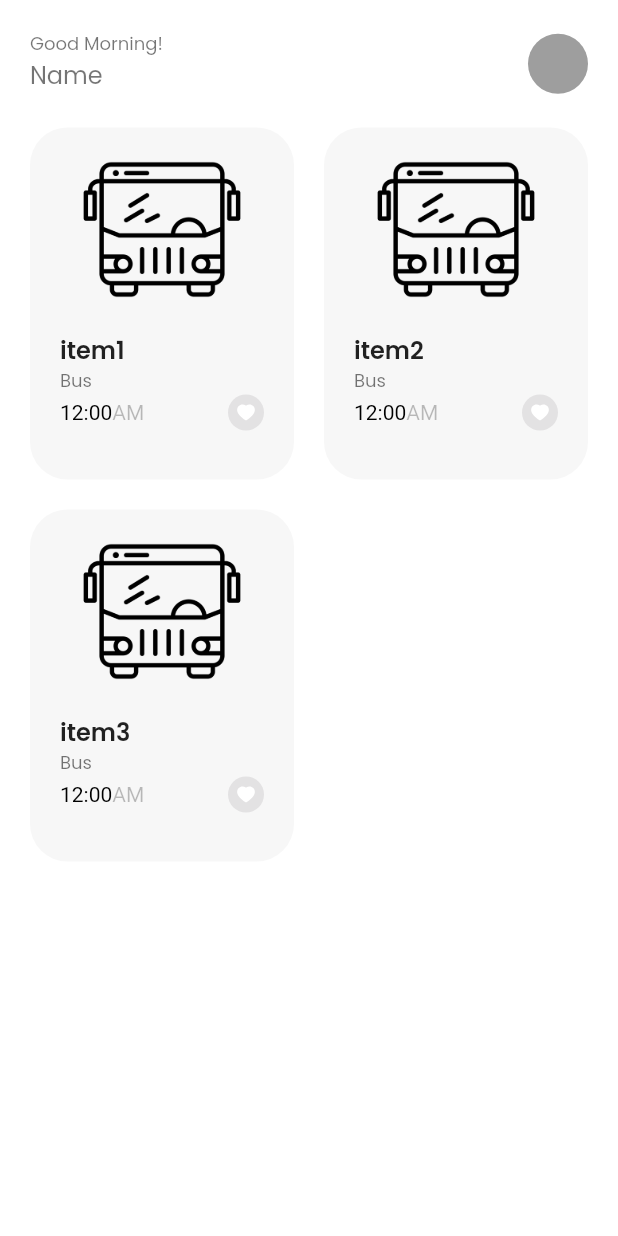
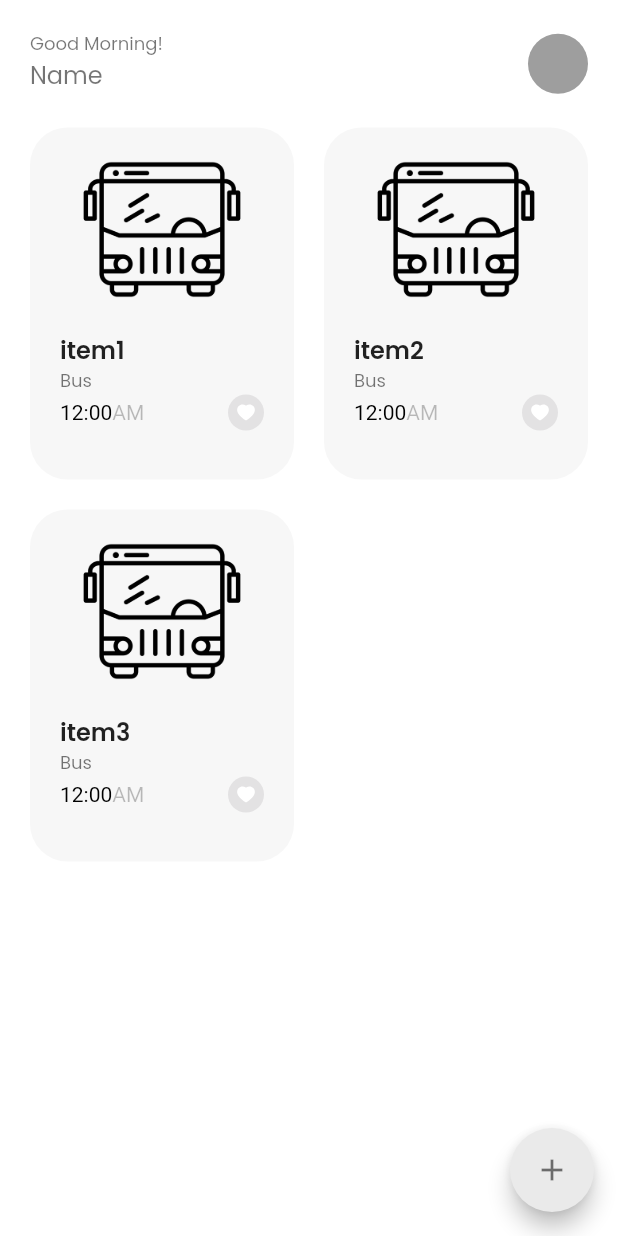
Before and after one commit to chlee1252/Scheduled_Map, a Flutter app: the screen it shows after launch, on a phone screen of 412 x 824 dp. Run offline on Flutter 3.47's test engine with Material 2 defaults, Android fonts, the phone set to English and light mode, and no system bars; our stand-ins replace flutter_svg, get, google_fonts.

Commit message:
feat: add adding screen

```diff
--- /dev/null
+++ b/lib/add/controllers/selected_time_controller.dart
@@ -0,0 +1,11 @@
+import 'package:get/get.dart';
+
+class SelectedTimeController extends GetxController {
+  DateTime _time = DateTime.now();
+
+  DateTime getTime() => _time;
+
+  void setTime(DateTime newTime) {
+    _time = newTime;
+  }
+}
--- a/lib/home/screen/home_screen.dart
+++ b/lib/home/screen/home_screen.dart
@@ -1,15 +1,18 @@
 import 'package:flutter/material.dart';
 import 'package:get/get.dart';
+import 'package:scheduled_map/add/controllers/selected_time_controller.dart';
 import 'package:scheduled_map/constants.dart';
 import 'package:scheduled_map/home/widget/home_header.dart';
 import 'package:scheduled_map/home/widget/route_card.dart';
 import 'package:scheduled_map/models/Items.dart';
 
 class HomeScreen extends StatelessWidget {
-  final List<Items> example = [
+  final SelectedTimeController selectedTimeController = Get.find();
+
+  List<Items> example = [
     new Items(title: "item1", image: "assets/icon/bus.png"),
     new Items(title: "item2", image: "assets/icon/bus.png"),
-    new Items(title: "item3", image: "assets/icon/bus.png")
+    new Items(title: "item3", image: "assets/icon/bus.png"),
   ];
 
   @override
@@ -55,6 +58,14 @@ class HomeScreen extends StatelessWidget {
           ),
         ),
       ),
+      floatingActionButton: FloatingActionButton(
+        backgroundColor: greyTheme,
+        child: Icon(
+          Icons.add,
+          color: Colors.black54,
+        ),
+        onPressed: () => Get.toNamed("/add"),
+      ),
     );
   }
 }
--- a/lib/main.dart
+++ b/lib/main.dart
@@ -1,6 +1,7 @@
 import 'package:flutter/material.dart';
 import 'package:get/get.dart';
 import 'package:google_fonts/google_fonts.dart';
+import 'package:scheduled_map/add/screens/add_screen.dart';
 import 'package:scheduled_map/constants.dart';
 import 'package:scheduled_map/details/screen/details_screen.dart';
 import 'package:scheduled_map/home/screen/home_screen.dart';
@@ -36,6 +37,11 @@ class MyApp extends StatelessWidget {
           name: "/details",
           page: () => DetailsScreen(),
           transition: Transition.fadeIn,
+        ),
+        GetPage(
+          name: "/add",
+          page: () => AddScreen(),
+          transition: Transition.fadeIn,
         )
       ],
       initialRoute: "/home",
```
Also changed, not shown: lib/add/screens/add_screen.dart (added, +85 -0 lines), lib/add/widget/circular_button.dart (added, +36 -0 lines).
